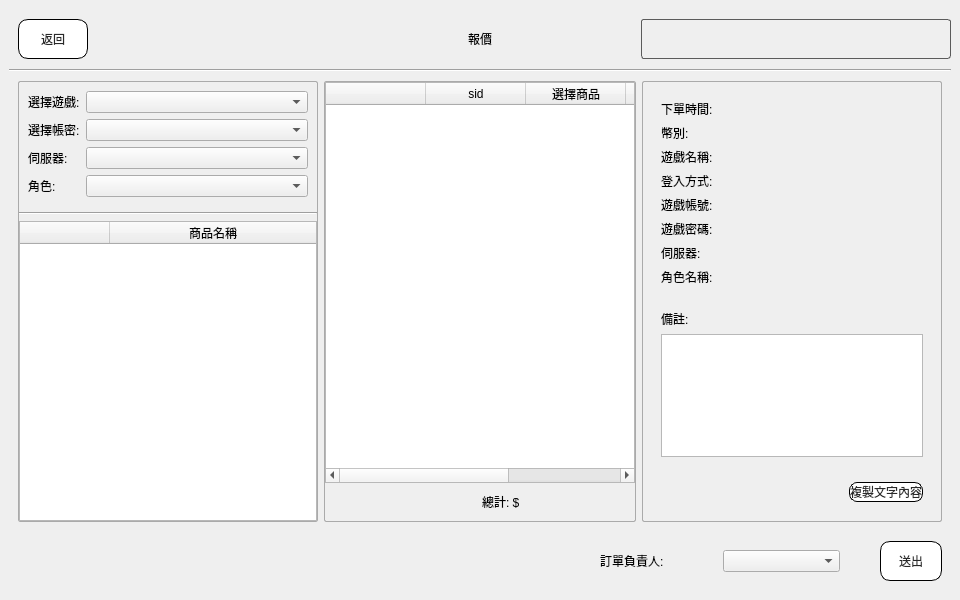
Qt form src/AdbClient/StageCustomerService/LayerSayCost.ui (roger0816/Adb) before a commit.
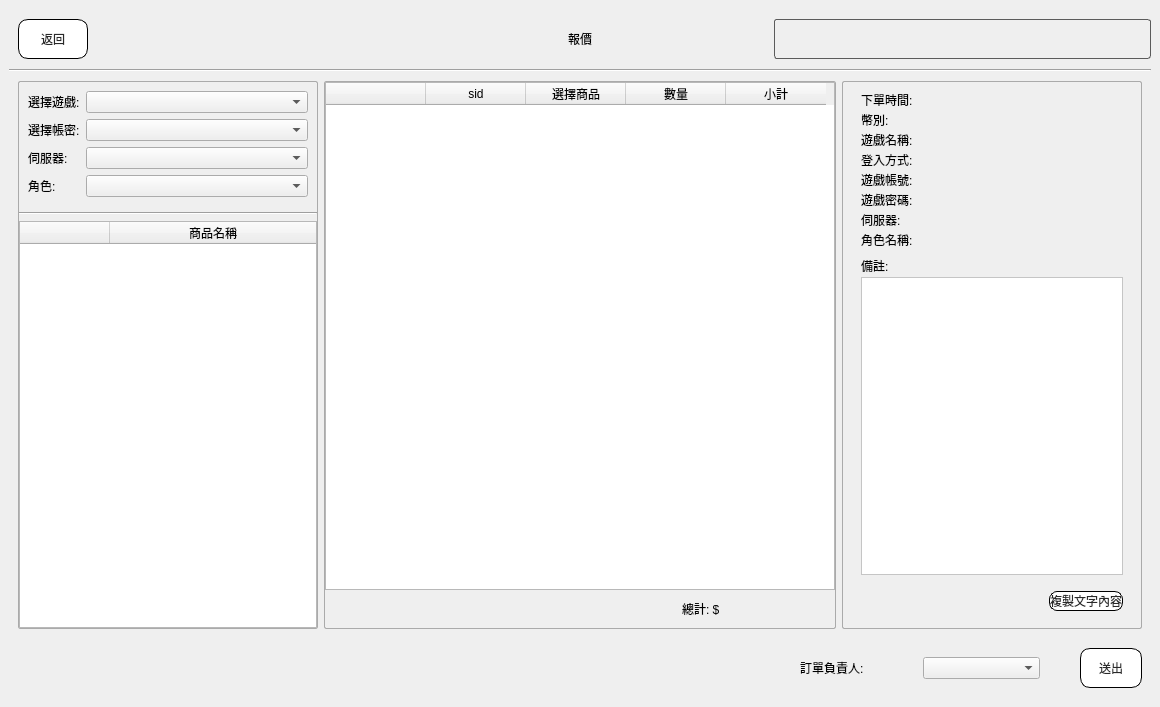
The same form after that commit.

```diff
--- a/src/AdbClient/StageCustomerService/LayerSayCost.ui
+++ b/src/AdbClient/StageCustomerService/LayerSayCost.ui
@@ -6,8 +6,8 @@
    <rect>
     <x>0</x>
     <y>0</y>
-    <width>960</width>
-    <height>600</height>
+    <width>1160</width>
+    <height>707</height>
    </rect>
   </property>
   <property name="windowTitle">
@@ -550,6 +550,15 @@
             <item>
              <widget class="QWidget" name="widget_11" native="true">
               <layout class="QFormLayout" name="formLayout_3">
+               <property name="verticalSpacing">
+                <number>2</number>
+               </property>
+               <property name="topMargin">
+                <number>0</number>
+               </property>
+               <property name="bottomMargin">
+                <number>0</number>
+               </property>
                <item row="0" column="0">
                 <widget class="QLabel" name="tTime">
                  <property name="text">
@@ -674,6 +683,15 @@
                </size>
               </property>
               <layout class="QGridLayout" name="gridLayout_6">
+               <property name="topMargin">
+                <number>2</number>
+               </property>
+               <property name="bottomMargin">
+                <number>2</number>
+               </property>
+               <property name="verticalSpacing">
+                <number>2</number>
+               </property>
                <item row="0" column="0" colspan="2">
                 <widget class="QLabel" name="tNote">
                  <property name="text">
@@ -684,7 +702,8 @@
                <item row="1" column="0" colspan="2">
                 <widget class="QTextEdit" name="txNote1">
                  <property name="styleSheet">
-                  <string notr="true">font: 16px &quot;Microsoft JhengHei UI&quot;;</string>
+                  <string notr="true">font: 16px &quot;Microsoft JhengHei UI&quot;;
+background-color: rgb(255, 255, 255);</string>
                  </property>
                 </widget>
                </item>
@@ -696,7 +715,7 @@
               <property name="minimumSize">
                <size>
                 <width>0</width>
-                <height>40</height>
+                <height>36</height>
                </size>
               </property>
               <layout class="QHBoxLayout" name="horizontalLayout_6">
```
